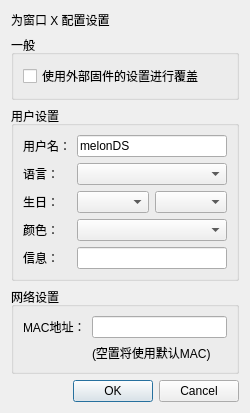
The window that src/frontend/qt_sdl/FirmwareSettingsDialog.ui (melonDS-emu/melonDS) describes before a commit, drawn with Qt 5.
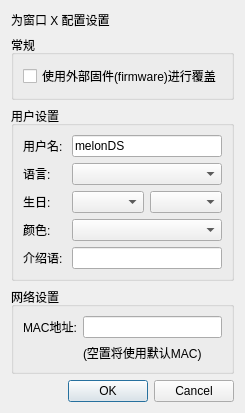
The same window after the commit.

```diff
--- a/src/frontend/qt_sdl/FirmwareSettingsDialog.ui
+++ b/src/frontend/qt_sdl/FirmwareSettingsDialog.ui
@@ -33,13 +33,13 @@
    <item>
     <widget class="QGroupBox" name="grpGeneral">
      <property name="title">
-      <string>一般</string>
+      <string>常规</string>
      </property>
      <layout class="QGridLayout" name="gridLayout_3">
       <item row="0" column="0">
        <widget class="QCheckBox" name="overrideFirmwareBox">
         <property name="text">
-         <string>使用外部固件的设置进行覆盖</string>
+         <string>使用外部固件(firmware)进行覆盖</string>
         </property>
        </widget>
       </item>
@@ -86,14 +86,14 @@
       <item row="0" column="0">
        <widget class="QLabel" name="usernameLabel">
         <property name="text">
-         <string>用户名：</string>
+         <string>用户名:</string>
         </property>
        </widget>
       </item>
       <item row="4" column="0">
        <widget class="QLabel" name="label_3">
         <property name="text">
-         <string>信息：</string>
+         <string>介绍语:</string>
         </property>
        </widget>
       </item>
@@ -103,21 +103,21 @@
       <item row="3" column="0">
        <widget class="QLabel" name="label_2">
         <property name="text">
-         <string>颜色：</string>
+         <string>颜色:</string>
         </property>
        </widget>
       </item>
       <item row="1" column="0">
        <widget class="QLabel" name="label">
         <property name="text">
-         <string>语言：</string>
+         <string>语言:</string>
         </property>
        </widget>
       </item>
       <item row="2" column="0">
        <widget class="QLabel" name="label_4">
         <property name="text">
-         <string>生日：</string>
+         <string>生日:</string>
         </property>
        </widget>
       </item>
@@ -139,7 +139,7 @@
       <item row="0" column="0">
        <widget class="QLabel" name="label_5">
         <property name="text">
-         <string>MAC地址：</string>
+         <string>MAC地址:</string>
         </property>
        </widget>
       </item>
```
